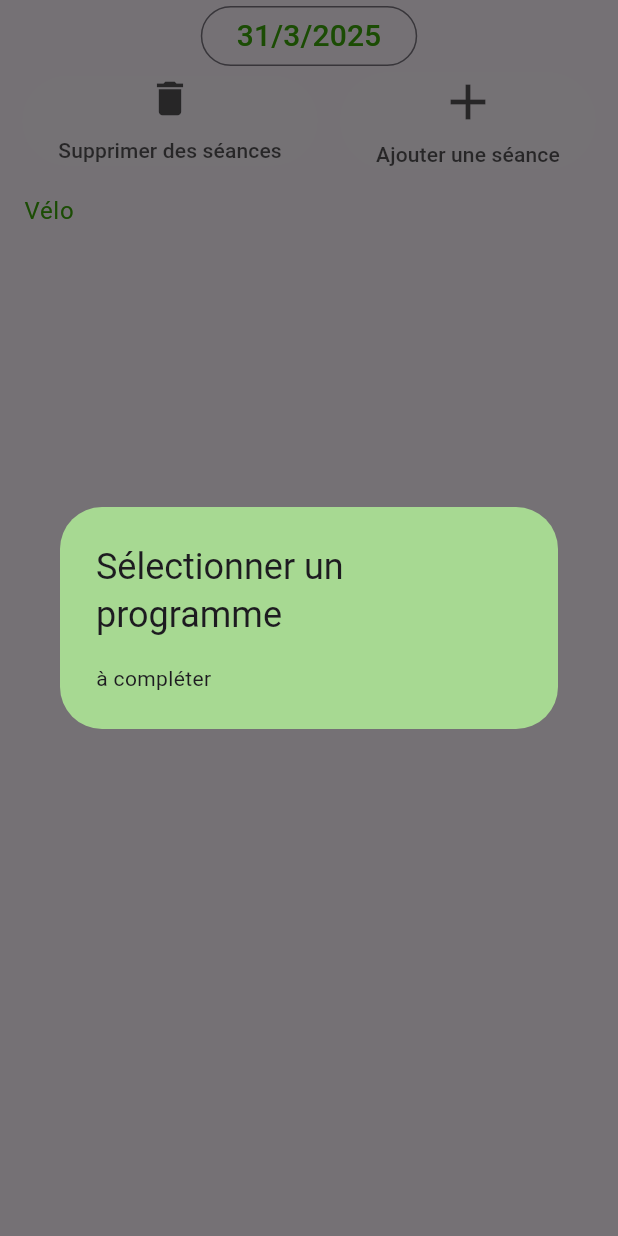
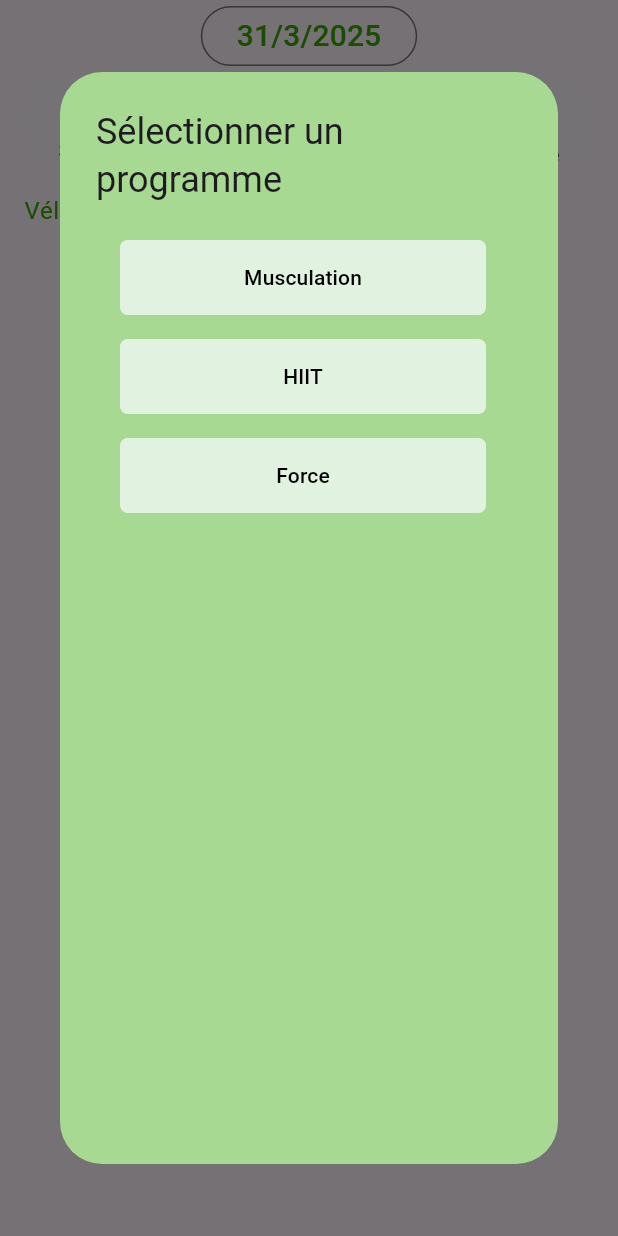
Before and after one commit to remybms/sportin-app, a Flutter app: the DatePicker widget shown alone on an empty page, opened directly, after a tap on "Ajouter une séance", on a phone screen of 412 x 824 dp. Run offline on Flutter 3.47's test engine with Material 3 defaults, Android fonts, the phone set to English and light mode, and no system bars; our stand-ins replace freezed_annotation, shared_preferences; missing offline and left inert: dart:ffi; accounts and stored records are empty.

Commit message:
:sparkles: | create correct pop-ups for add a new session, missing API

```diff
--- a/lib/home/home_page.dart
+++ b/lib/home/home_page.dart
@@ -131,7 +131,7 @@ class _DatePickerState extends State<DatePicker> {
             onPressed: () async {
               await showDialog(
                 context: context,
-                builder: (context) => AddSession(),
+                builder: (context) => SelectProgram(),
               );
             },
             style: ElevatedButton.styleFrom(
--- a/lib/popups/add_session.dart
+++ b/lib/popups/add_session.dart
@@ -1,12 +1,157 @@
+import 'dart:ffi';
+
 import 'package:flutter/material.dart';
 
-class AddSession extends StatelessWidget {
+class SelectProgram extends StatelessWidget {
+  var programs = [
+    {
+      "id": 1,
+      "user_id": 101,
+      "name": "Musculation",
+      "favorite": true,
+      "timestamp_modif": "2025-03-01",
+      "comment": "Prise de masse",
+      "start_date": "2025-03-05",
+      "end_date": "2025-06-05",
+      "objectif": "Gain de muscle",
+      "weight_objectif": 80
+    },
+    {
+      "id": 2,
+      "user_id": 102,
+      "name": "HIIT",
+      "favorite": false,
+      "timestamp_modif": "2025-02-15",
+      "comment": "Perte de poids",
+      "start_date": "2025-02-20",
+      "end_date": "2025-05-20",
+      "objectif": "Endurance",
+      "weight_objectif": 70
+    },
+    {
+      "id": 3,
+      "user_id": 103,
+      "name": "Force",
+      "favorite": true,
+      "timestamp_modif": "2025-01-10",
+      "comment": "Augmenter 1RM",
+      "start_date": "2025-01-15",
+      "end_date": "2025-04-15",
+      "objectif": "Force max",
+      "weight_objectif": 90
+    }
+  ];
+
   @override
   Widget build(BuildContext context) {
     return AlertDialog(
       backgroundColor: Color.fromARGB(255, 167, 217, 146),
       title: Text("Sélectionner un programme"),
-      content: Text("à compléter"),
+      content: SizedBox(
+          width: double.maxFinite,
+          height: 600,
+          child: ListView.builder(
+            itemCount: programs.length,
+            itemBuilder: (context, index) {
+              final program = programs[index];
+              return ListTile(
+                title: Container(
+                    height: 50,
+                    decoration: BoxDecoration(
+                      color: Color.fromARGB(255, 226, 242, 225),
+                      borderRadius: BorderRadius.all(Radius.circular(5)),
+                    ),
+                    child: ElevatedButton(
+                        style: ElevatedButton.styleFrom(
+                            shadowColor: Colors.transparent,
+                            backgroundColor: Colors.transparent),
+                        onPressed: () async {
+                          await showDialog(
+                              context: context,
+                              builder: (context) => AddSession(
+                                    idProgram: program['id'] as int,
+                                  ));
+                        },
+                        child: Text(
+                          program['name'] as String,
+                          style: TextStyle(color: Colors.black),
+                        ))),
+              );
+            },
+          )),
     );
   }
 }
+
+class AddSession extends StatelessWidget {
+  final int idProgram;
+  List<Map<String, Object>>? filteredSessions;
+  var sessions = [
+  {"id": 1, "name": "Pectoraux & Triceps", "program_id": 1, "color": "#FF0000"},
+  {"id": 2, "name": "Dos & Biceps", "program_id": 1, "color": "#0000FF"},
+  {"id": 3, "name": "Jambes", "program_id": 1, "color": "#008000"},
+  {"id": 4, "name": "Cardio intense", "program_id": 2, "color": "#FFA500"},
+  {"id": 5, "name": "Full Body", "program_id": 2, "color": "#FFFF00"},
+  {"id": 6, "name": "Développé Couché", "program_id": 3, "color": "#808080"},
+  {"id": 7, "name": "Squat lourd", "program_id": 3, "color": "#000000"}
+];
+
+
+  AddSession({super.key, required this.idProgram});
+
+  @override
+  Widget build(BuildContext context) {
+    filteredSessions = sessions.where((session) {
+      return idProgram == session['program_id'] as int;
+    }).toList();
+
+    return AlertDialog(
+      backgroundColor: Color.fromARGB(255, 167, 217, 146),
+      content: SizedBox(
+        width: double.maxFinite,
+        height: 450,
+        child: filteredSessions!.isEmpty
+            ? Center(child: Text("Aucune séance pour ce programme"))
+            : ListView.builder(
+                itemCount: filteredSessions!.length,
+                itemBuilder: (context, index) {
+                  final session = filteredSessions![index];
+                  return ListTile(
+                      title: Container(
+                          height: 50,
+                          decoration: BoxDecoration(
+                            color: Color.fromARGB(255, 226, 242, 225),
+                            borderRadius: BorderRadius.all(Radius.circular(5)),
+                          ),
+                          child: TextButton(
+                              onPressed: () {
+                                Navigator.of(context).pop();
+                                Navigator.of(context).pop();
+                              },
+                              child: Row(
+                                mainAxisAlignment: MainAxisAlignment.spaceEvenly,
+                                children: [
+                                  Icon(Icons.circle, color: getColorFromHex(session['color'] as String),),
+                                  Text(
+                                    session['name'] as String,
+                                    style: TextStyle(color: Colors.black),
+                                  )
+                                ],
+                              ))));
+                },
+              ),
+      ),
+    );
+  }
+}
+
+Color getColorFromHex(String hexColor) {
+  hexColor = hexColor.replaceAll("#", "");
+  if (hexColor.length == 6) {
+    return Color(int.parse("0xFF$hexColor"));
+  } else if (hexColor.length == 8) {
+    return Color(int.parse("0x$hexColor"));
+  } else {
+    return Colors.black;
+  }
+}
```
